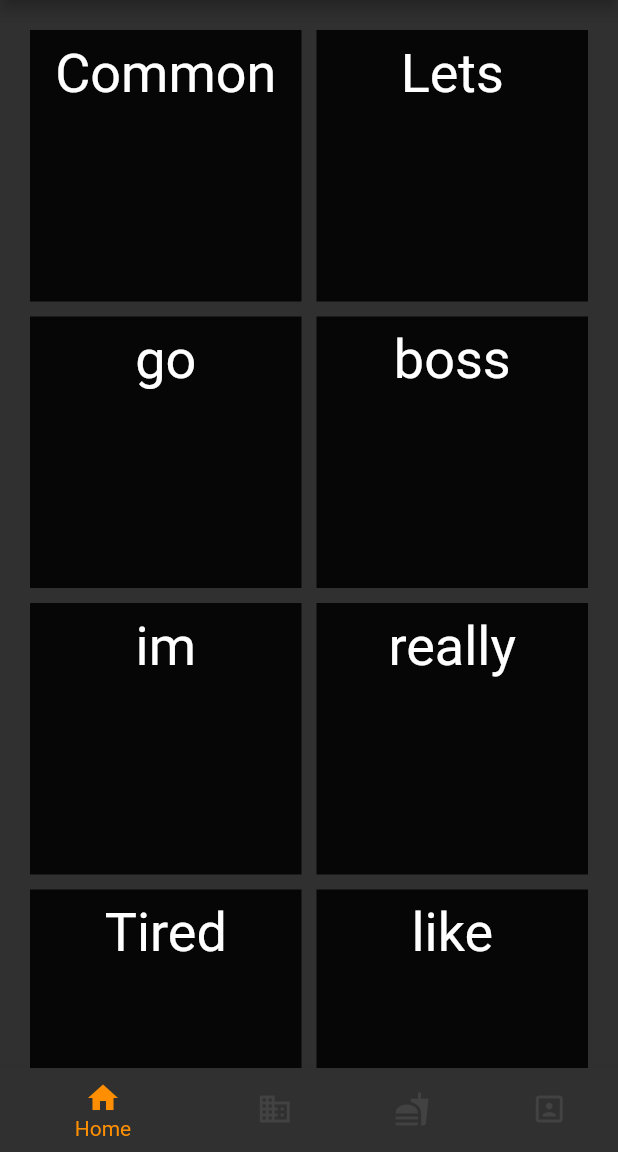
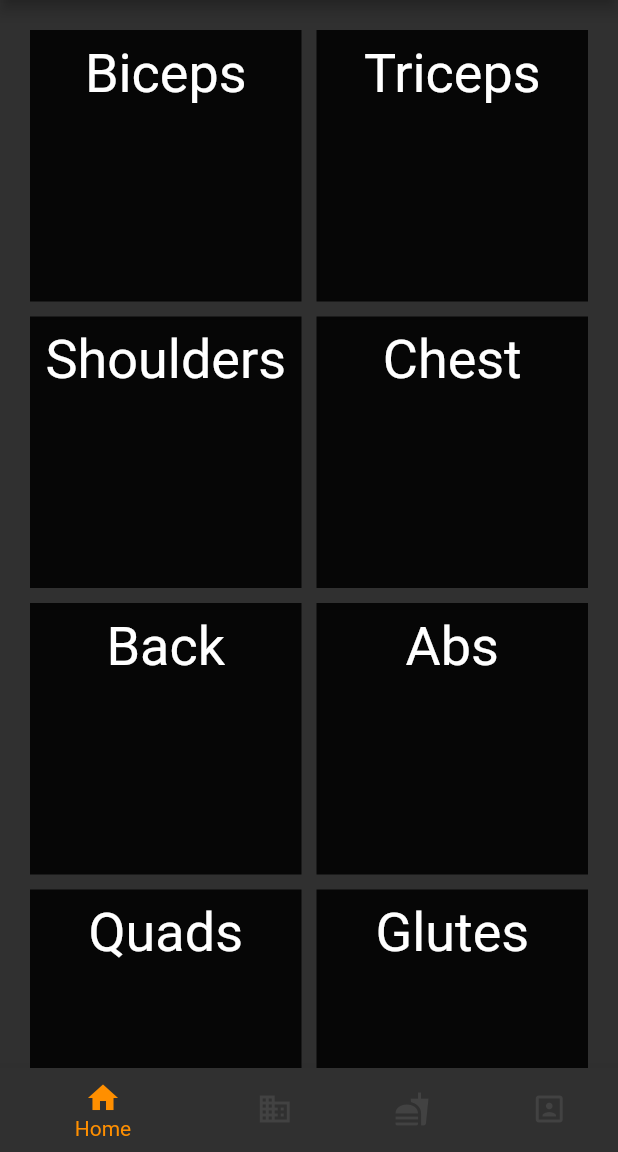
Before and after one commit to Nalinboi/draft_gym_app, a Flutter app: the screen it shows after launch, on a phone screen of 412 x 824 dp, the part 84-1236 px from its top. Run offline on Flutter 3.47's test engine with Material 2 defaults, Android fonts, the phone set to English and light mode, and no system bars.

Commit message:
Proper themes added
Made some proper title names

```diff
--- a/lib/clickbait_grid.dart
+++ b/lib/clickbait_grid.dart
@@ -14,18 +14,16 @@ class ClickbaitGrid extends StatelessWidget {
       mainAxisSpacing: 10,
       crossAxisCount: 2,
       children: <Widget>[
-        ClickbaitContainer( containerName: "Common", ),
-        ClickbaitContainer( containerName: "Lets", ),
-        ClickbaitContainer( containerName: "go", ),
-        ClickbaitContainer( containerName: "boss", ),
-        ClickbaitContainer( containerName: "im", ),
-        ClickbaitContainer( containerName: "really", ),
-        ClickbaitContainer( containerName: "Tired", ),
-        ClickbaitContainer( containerName: "like", ),
-        ClickbaitContainer( containerName: "bruh", ),
-        ClickbaitContainer( containerName: "this", ),
-        ClickbaitContainer( containerName: "better", ),
-        ClickbaitContainer( containerName: "work", ),
+        ClickbaitContainer( containerName: "Biceps", ),
+        ClickbaitContainer( containerName: "Triceps", ),
+        ClickbaitContainer( containerName: "Shoulders", ),
+        ClickbaitContainer( containerName: "Chest", ),
+        ClickbaitContainer( containerName: "Back", ),
+        ClickbaitContainer( containerName: "Abs", ),
+        ClickbaitContainer( containerName: "Quads", ),
+        ClickbaitContainer( containerName: "Glutes", ),
+        ClickbaitContainer( containerName: "Calves", ),
+        ClickbaitContainer( containerName: "Traps", ),
       ],
     );
   }
```
